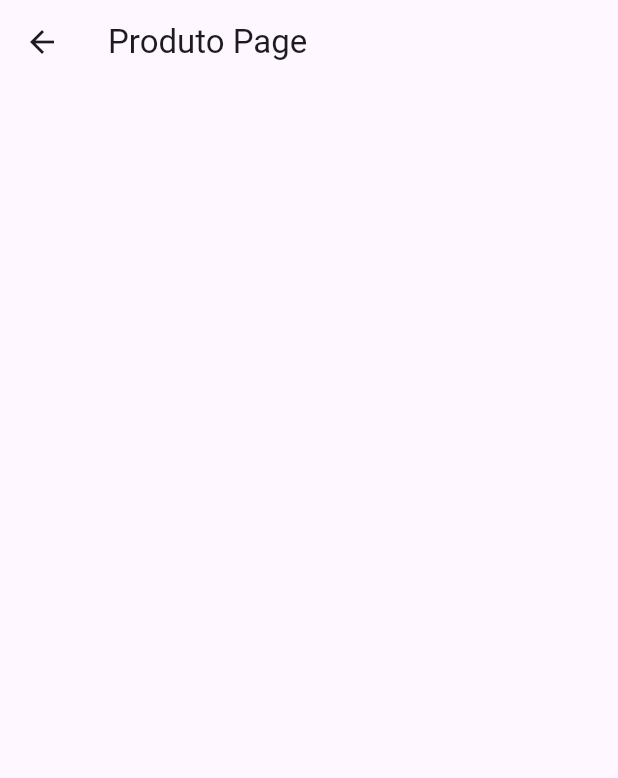
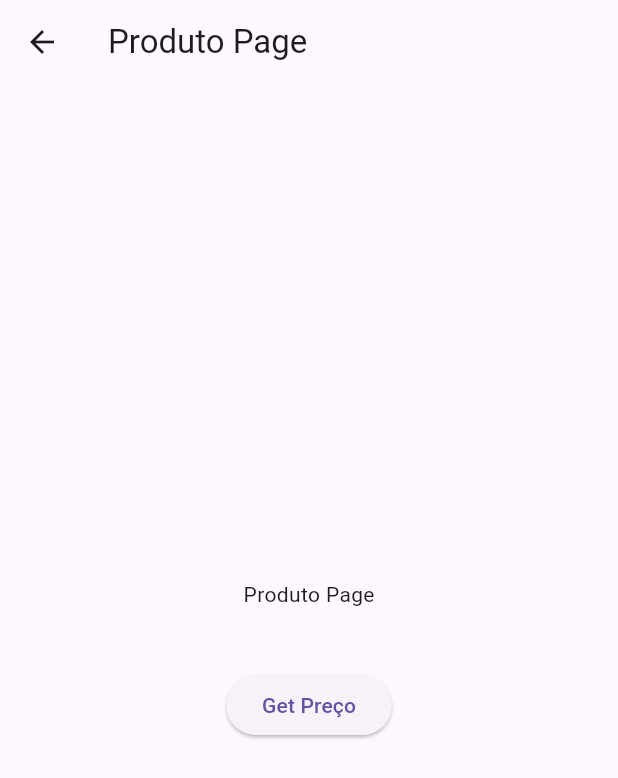
Before and after one commit to CSIRamone/flutter_modular_example, a Flutter app: the ProdutoPage screen opened by its route, on a phone screen of 412 x 824 dp. Shown: the top 778 px of the screen. Run offline on Flutter 3.47's test engine with Material 3 defaults, Android fonts, the phone set to English and light mode, and no system bars; our stand-ins replace flutter_modular.

Commit message:
FlutterModular(Controle e injecao de dependencias parte 2)

```diff
--- a/lib/app/categoria/categoria_module.dart
+++ b/lib/app/categoria/categoria_module.dart
@@ -2,12 +2,14 @@ import 'package:flutter_modular/flutter_modular.dart';
 import 'package:modular_example_flutter/app/categoria/categoria_page.dart';
 import 'package:modular_example_flutter/app/categoria/model/categoria_controller.dart';
 import 'package:modular_example_flutter/app/categoria/model/preco_model.dart';
+import 'package:modular_example_flutter/app/categoria/model/x.dart';
 
 class CategoriaModule extends Module {
   @override
   List<Bind> get binds => [
        // Bind((i) => CategoriaController(), isLazy: true, isSingleton: true),
-       Bind.lazySingleton((i) => PrecoModel()),
+       Bind.lazySingleton((i) => X(), export: true),
+       Bind.lazySingleton((i) => PrecoModel(x: i()), export: true),
        Bind.lazySingleton((i) => CategoriaController(precoModel: i())),
         //Bind.factory((i) => CategoriaController()),
         //Bind.singleton((i) => CategoriaController()),
--- a/lib/app/categoria/model/preco_model.dart
+++ b/lib/app/categoria/model/preco_model.dart
@@ -1,4 +1,10 @@
+
+import 'package:modular_example_flutter/app/categoria/model/x.dart';
 
 class PrecoModel {
-  PrecoModel();
+  X x;
+  PrecoModel({
+    required this.x,
+  });
+
 }
--- /dev/null
+++ b/lib/app/categoria/model/x.dart
@@ -0,0 +1,4 @@
+
+class X {
+
+}
--- a/lib/app/produto/produto_module.dart
+++ b/lib/app/produto/produto_module.dart
@@ -1,4 +1,5 @@
 import 'package:flutter_modular/flutter_modular.dart';
+import 'package:modular_example_flutter/app/categoria/categoria_module.dart';
 
 import 'package:modular_example_flutter/app/produto/produto_page.dart';
 
@@ -8,6 +9,11 @@ class ProdutoModule extends Module {
    List<Bind> get binds => [];
 
    @override
+  List<Module> get imports => [
+     CategoriaModule(),
+  ];
+
+   @override
    List<ModularRoute> get routes => [
       ChildRoute(Modular.initialRoute, child: (context, args) => ProdutoPage()),
    ];
--- a/lib/app/produto/produto_page.dart
+++ b/lib/app/produto/produto_page.dart
@@ -1,4 +1,6 @@
 import 'package:flutter/material.dart';
+import 'package:flutter_modular/flutter_modular.dart';
+import 'package:modular_example_flutter/app/categoria/model/preco_model.dart';
 
 class ProdutoPage extends StatelessWidget {
 
@@ -8,7 +10,24 @@ class ProdutoPage extends StatelessWidget {
    Widget build(BuildContext context) {
        return Scaffold(
            appBar: AppBar(title: const Text('Produto Page'),),
-           body: Container(),
+           body: Center(
+             child: Column(
+                mainAxisAlignment: MainAxisAlignment.center,
+                children: [
+                  const Text('Produto Page'),
+                  SizedBox(
+                    height: 40,
+                  ),
+                  ElevatedButton(
+                    onPressed: () {
+                     var preco = Modular.get<PrecoModel>();
+                     print('${preco.hashCode}');
+                    },
+                    child: const Text('Get Preço'),
+                  ),
+                ],
+             ),
+           ),
        );
   }
 }
```
